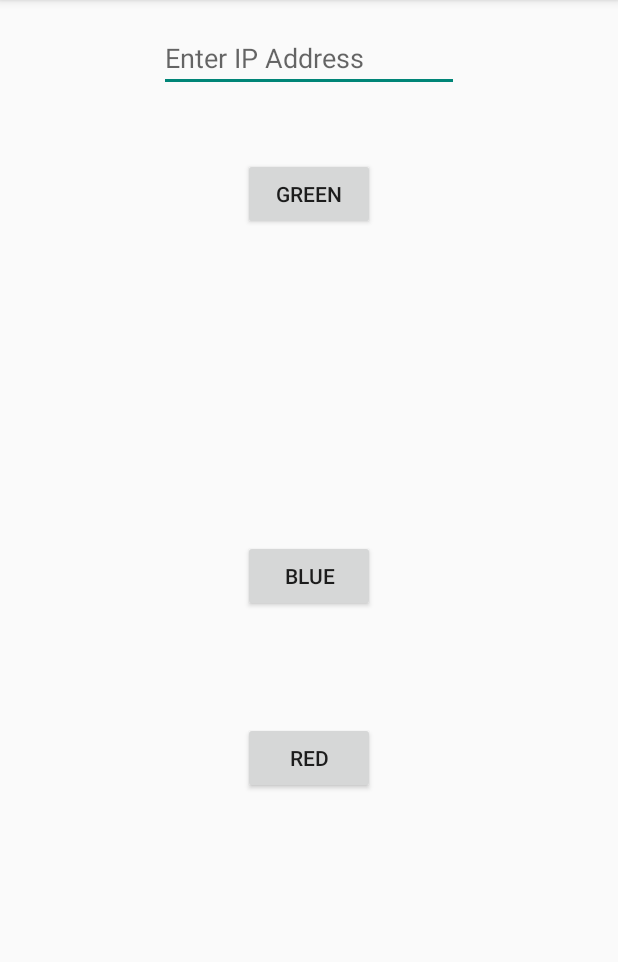
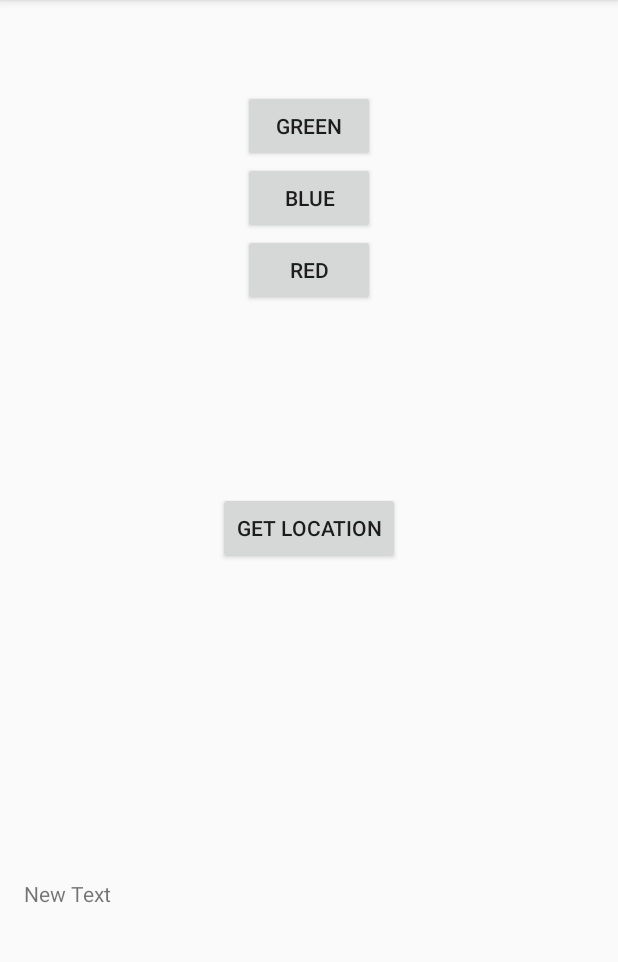
Before and after one commit to aac5ts/LightsService, an Android app: the screen it shows after launch (MainActivity), on a phone screen of 412 x 824 dp, the part 84-1046 px from its top. Run offline under Robolectric (Android 15) with nearby library versions, the phone set to English and light mode, and no system bars; 2 statements that could not run were skipped.

Commit message:
ip in settings and get location button
Moved IP address to settings. Using location services to get location at
the push of a button

```diff
--- a/app/build.gradle
+++ b/app/build.gradle
@@ -21,4 +21,6 @@ android {
 
 dependencies {
     compile fileTree(dir: 'libs', include: ['*.jar'])
+    compile 'com.android.support:appcompat-v7:21.+'
+    compile 'com.google.android.gms:play-services:6.1.+'
 }
--- a/app/src/main/res/layout/activity_main.xml
+++ b/app/src/main/res/layout/activity_main.xml
@@ -11,7 +11,6 @@
         android:text="GREEN"
         android:id="@+id/greenButton"
         android:layout_marginTop="44dp"
-        android:layout_below="@+id/editIPAddress"
         android:layout_centerHorizontal="true"
         android:onClick="sendGreen"
         android:nestedScrollingEnabled="false" />
@@ -21,29 +20,39 @@
         android:layout_height="wrap_content"
         android:text="BLUE"
         android:id="@+id/blueButton"
-        android:layout_centerVertical="true"
+        android:onClick="sendBlue"
+        android:layout_below="@+id/greenButton"
         android:layout_alignLeft="@+id/greenButton"
-        android:layout_alignStart="@+id/greenButton"
-        android:onClick="sendBlue" />
+        android:layout_alignStart="@+id/greenButton" />
 
     <Button
         android:layout_width="wrap_content"
         android:layout_height="wrap_content"
         android:text="RED"
         android:id="@+id/redButton"
-        android:layout_marginTop="73dp"
+        android:onClick="sendRed"
         android:layout_below="@+id/blueButton"
         android:layout_alignLeft="@+id/blueButton"
-        android:layout_alignStart="@+id/blueButton"
-        android:onClick="sendRed" />
+        android:layout_alignStart="@+id/blueButton" />
 
-    <EditText
-        android:layout_width="200dp"
+    <Button
+        android:layout_width="wrap_content"
         android:layout_height="wrap_content"
-        android:id="@+id/editIPAddress"
-        android:editable="true"
-        android:layout_alignParentTop="true"
+        android:text="GET LOCATION"
+        android:id="@+id/getCurrLocButton"
+        android:layout_below="@+id/redButton"
         android:layout_centerHorizontal="true"
-        android:hint="Enter IP Address" />
+        android:layout_marginTop="124dp"
+        android:onClick="clickedGetLocation" />
+
+    <TextView
+        android:layout_width="400dp"
+        android:layout_height="100dp"
+        android:text="New Text"
+        android:id="@+id/locationTextView"
+        android:layout_alignParentBottom="true"
+        android:layout_centerHorizontal="true"
+        android:layout_marginBottom="66dp"
+        android:editable="false" />
 
 </RelativeLayout>
--- /dev/null
+++ b/app/src/main/res/menu/menu_settings.xml
@@ -0,0 +1,6 @@
+<menu xmlns:android="http://schemas.android.com/apk/res/android"
+    xmlns:tools="http://schemas.android.com/tools"
+    tools:context="com.example.alexandra.lightsservice.SettingsActivity">
+    <item android:id="@+id/action_settings" android:title="@string/action_settings"
+        android:orderInCategory="100" android:showAsAction="never" />
+</menu>
--- a/app/src/main/res/values/strings.xml
+++ b/app/src/main/res/values/strings.xml
@@ -4,5 +4,8 @@
     <string name="app_name">LightsService</string>
     <string name="hello_world">Hello world!</string>
     <string name="action_settings">Settings</string>
+    <string name="lights_settings">Lights Settings</string>
+    <string name="lights_ip_address">Lights IP Address</string>
+    <string name="title_activity_settings">SettingsActivity</string>
 
 </resources>
```
Also changed, not shown: app/src/main/AndroidManifest.xml (+21 -3 lines), app/src/main/java/com/example/alexandra/lightsservice/MainActivity.java (+150 -23 lines), app/src/main/java/com/example/alexandra/lightsservice/SettingsActivity.java (added, +56 -0 lines), app/src/main/res/layout/activity_settings.xml (added, +12 -0 lines), app/src/main/res/xml/preferences.xml (added, +9 -0 lines), 1 other file.
